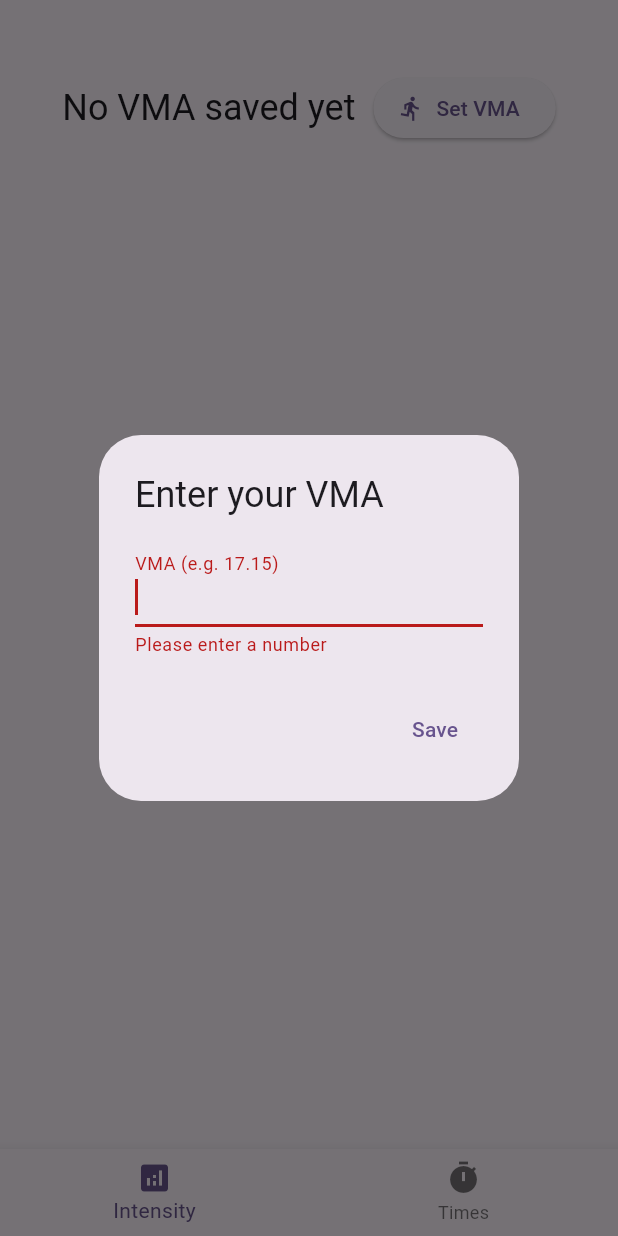
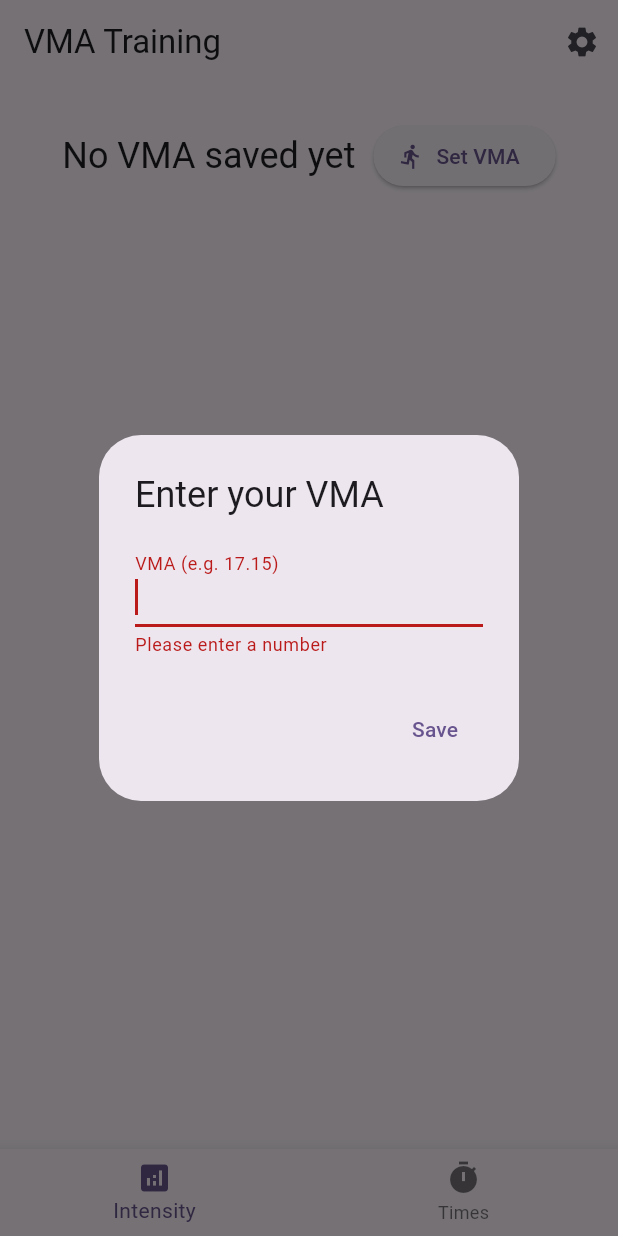
Before and after one commit to lougau92/vma-running, a Flutter app: the screen it shows after launch, after a tap on "Save", on a phone screen of 412 x 824 dp. Run offline on Flutter 3.47's test engine with Material 3 defaults, Android fonts, the phone set to English and light mode, and no system bars; our stand-ins replace shared_preferences.

Commit message:
add settings, translations

```diff
--- /dev/null
+++ b/flutter_application_1/lib/app_localizations.dart
@@ -0,0 +1,108 @@
+import 'package:flutter/material.dart';
+import 'l10n/translations_en.dart';
+import 'l10n/translations_fr.dart';
+import 'l10n/translations_nl.dart';
+
+class AppLocalizations {
+  AppLocalizations(this.locale) {
+    _assertKeys();
+  }
+
+  final Locale locale;
+
+  static const supportedLocales = [Locale('en'), Locale('fr'), Locale('nl')];
+
+  void _assertKeys() {
+    final allKeys = _localizedValues.values.expand((m) => m.keys).toSet();
+    for (final entry in _localizedValues.entries) {
+      final missing = allKeys.difference(entry.value.keys.toSet());
+      assert(
+        missing.isEmpty,
+        'Missing localization keys for "${entry.key}": $missing',
+      );
+    }
+  }
+
+  static const LocalizationsDelegate<AppLocalizations> delegate =
+      _AppLocalizationsDelegate();
+
+  static AppLocalizations of(BuildContext context) =>
+      Localizations.of<AppLocalizations>(context, AppLocalizations)!;
+
+  static final Map<String, Map<String, String>> _localizedValues = {
+    'en': TranslationsEn.values,
+    'fr': TranslationsFr.values,
+    'nl': TranslationsNl.values,
+  };
+
+  String _t(String key) =>
+      _localizedValues[locale.languageCode]?[key] ??
+      _localizedValues['en']![key]!;
+
+  String get appTitle => _t('appTitle');
+  String get noVma => _t('noVma');
+  String get enterVmaPlaceholder => _t('enterVmaPlaceholder');
+  String get setVma => _t('setVma');
+  String get updateVma => _t('updateVma');
+  String get intensity => _t('intensity');
+  String get pacePerKm => _t('pacePerKm');
+  String get speedKmh => _t('speedKmh');
+  String get distance => _t('distance');
+  String get time => _t('time');
+  String get avgPace => _t('avgPace');
+  String get timesTab => _t('timesTab');
+  String get intensityTab => _t('intensityTab');
+  String get settingsTab => _t('settingsTab');
+  String get language => _t('language');
+  String get systemDefault => _t('systemDefault');
+  String get english => _t('english');
+  String get french => _t('french');
+  String get settingsComingSoon => _t('settingsComingSoon');
+  String get adjustIntensity => _t('adjustIntensity');
+  String get minPercent => _t('minPercent');
+  String get maxPercent => _t('maxPercent');
+  String get stepPercent => _t('stepPercent');
+  String get useNumbersOnly => _t('useNumbersOnly');
+  String get valuesGreaterThanZero => _t('valuesGreaterThanZero');
+  String get minLessThanMax => _t('minLessThanMax');
+  String get stepTooLarge => _t('stepTooLarge');
+  String get distanceRange => _t('distanceRange');
+  String get minMeters => _t('minMeters');
+  String get maxMeters => _t('maxMeters');
+  String get enterVmaTitle => _t('enterVmaTitle');
+  String get vmaLabel => _t('vmaLabel');
+  String get enterNumber => _t('enterNumber');
+  String get save => _t('save');
+  String get cancel => _t('cancel');
+  String get setTargetDistance => _t('setTargetDistance');
+  String get distanceMetersLabel => _t('distanceMetersLabel');
+  String get distanceGreaterThanZero => _t('distanceGreaterThanZero');
+  String get halfMarathon => _t('halfMarathon');
+  String get marathon => _t('marathon');
+  String get dutch => _t('dutch');
+
+  String yourVma(double vma) =>
+      _t('yourVma').replaceFirst('{value}', vma.toStringAsFixed(2));
+
+  String timeForDistanceLabel(double distanceMeters) =>
+      '${_t('time')} (${distanceMeters.toStringAsFixed(distanceMeters % 1 == 0 ? 0 : 1)} m)';
+}
+
+class _AppLocalizationsDelegate
+    extends LocalizationsDelegate<AppLocalizations> {
+  const _AppLocalizationsDelegate();
+
+  @override
+  bool isSupported(Locale locale) =>
+      AppLocalizations.supportedLocales
+          .map((l) => l.languageCode)
+          .contains(locale.languageCode);
+
+  @override
+  Future<AppLocalizations> load(Locale locale) async =>
+      AppLocalizations(locale);
+
+  @override
+  bool shouldReload(covariant LocalizationsDelegate<AppLocalizations> old) =>
+      false;
+}
--- /dev/null
+++ b/flutter_application_1/lib/app_settings.dart
@@ -0,0 +1,11 @@
+class AppSettings {
+  const AppSettings({this.localeCode});
+
+  final String? localeCode;
+
+  AppSettings copyWith({String? localeCode}) {
+    return AppSettings(
+      localeCode: localeCode ?? this.localeCode,
+    );
+  }
+}
--- /dev/null
+++ b/flutter_application_1/lib/l10n/translations_en.dart
@@ -0,0 +1,46 @@
+class TranslationsEn {
+  static const Map<String, String> values = {
+    'appTitle': 'VMA Training',
+    'noVma': 'No VMA saved yet',
+    'enterVmaPlaceholder': 'Enter your VMA to see pace targets.',
+    'yourVma': 'Your VMA: {value} km/h',
+    'setVma': 'Set VMA',
+    'updateVma': 'Update VMA',
+    'intensity': 'Intensity',
+    'pacePerKm': 'Pace (min/km)',
+    'speedKmh': 'Speed (km/h)',
+    'distance': 'Distance',
+    'time': 'Time',
+    'avgPace': 'Avg pace',
+    'timesTab': 'Times',
+    'intensityTab': 'Intensity',
+    'settingsTab': 'Settings',
+    'language': 'Language',
+    'systemDefault': 'System default',
+    'english': 'English',
+    'french': 'French',
+    'settingsComingSoon': 'More settings coming soon.',
+    'adjustIntensity': 'Adjust intensity range',
+    'minPercent': 'Min %',
+    'maxPercent': 'Max %',
+    'stepPercent': 'Step %',
+    'useNumbersOnly': 'Use numbers only.',
+    'valuesGreaterThanZero': 'Values must be greater than 0.',
+    'minLessThanMax': 'Min must be less than Max.',
+    'stepTooLarge': 'Step is too large for the range.',
+    'distanceRange': 'Distance range',
+    'minMeters': 'Min (m)',
+    'maxMeters': 'Max (m)',
+    'enterVmaTitle': 'Enter your VMA',
+    'vmaLabel': 'VMA (e.g. 17.15)',
+    'enterNumber': 'Please enter a number',
+    'save': 'Save',
+    'cancel': 'Cancel',
+    'setTargetDistance': 'Set target distance',
+    'distanceMetersLabel': 'Distance (meters)',
+    'distanceGreaterThanZero': 'Enter a distance greater than 0.',
+    'halfMarathon': 'Half marathon',
+    'marathon': 'Marathon',
+    'dutch': 'Dutch',
+  };
+}
--- /dev/null
+++ b/flutter_application_1/lib/l10n/translations_fr.dart
@@ -0,0 +1,46 @@
+class TranslationsFr {
+  static const Map<String, String> values = {
+    'appTitle': 'Entraînement VMA',
+    'noVma': 'Aucune VMA enregistrée',
+    'enterVmaPlaceholder': 'Saisissez votre VMA pour voir les allures.',
+    'yourVma': 'Votre VMA : {value} km/h',
+    'setVma': 'Définir la VMA',
+    'updateVma': 'Mettre à jour la VMA',
+    'intensity': 'Intensité',
+    'pacePerKm': 'Allure (min/km)',
+    'speedKmh': 'Vitesse (km/h)',
+    'distance': 'Distance',
+    'time': 'Temps',
+    'avgPace': 'Allure moy.',
+    'timesTab': 'Chronos',
+    'intensityTab': 'Intensité',
+    'settingsTab': 'Réglages',
+    'language': 'Langue',
+    'systemDefault': 'Langue du système',
+    'english': 'Anglais',
+    'french': 'Français',
+    'settingsComingSoon': 'D’autres paramètres arrivent bientôt.',
+    'adjustIntensity': 'Ajuster les pourcentages',
+    'minPercent': 'Min %',
+    'maxPercent': 'Max %',
+    'stepPercent': 'Pas %',
+    'useNumbersOnly': 'Utilisez uniquement des nombres.',
+    'valuesGreaterThanZero': 'Les valeurs doivent être > 0.',
+    'minLessThanMax': 'Le min doit être inférieur au max.',
+    'stepTooLarge': 'Le pas est trop grand pour cet intervalle.',
+    'distanceRange': 'Plage de distances',
+    'minMeters': 'Min (m)',
+    'maxMeters': 'Max (m)',
+    'enterVmaTitle': 'Entrez votre VMA',
+    'vmaLabel': 'VMA (ex. 17.15)',
+    'enterNumber': 'Veuillez saisir un nombre',
+    'save': 'Enregistrer',
+    'cancel': 'Annuler',
+    'setTargetDistance': 'Définir la distance cible',
+    'distanceMetersLabel': 'Distance (mètres)',
+    'distanceGreaterThanZero': 'Entrez une distance supérieure à 0.',
+    'halfMarathon': 'Semi-marathon',
+    'marathon': 'Marathon',
+    'dutch': 'Néerlandais',
+  };
+}
--- /dev/null
+++ b/flutter_application_1/lib/l10n/translations_nl.dart
@@ -0,0 +1,46 @@
+class TranslationsNl {
+  static const Map<String, String> values = {
+    'appTitle': 'VMA Training',
+    'noVma': 'Geen VMA opgeslagen',
+    'enterVmaPlaceholder': 'Voer je VMA in om tempos te zien.',
+    'yourVma': 'Je VMA: {value} km/u',
+    'setVma': 'VMA instellen',
+    'updateVma': 'VMA bijwerken',
+    'intensity': 'Intensiteit',
+    'pacePerKm': 'Tempo (min/km)',
+    'speedKmh': 'Snelheid (km/u)',
+    'distance': 'Afstand',
+    'time': 'Tijd',
+    'avgPace': 'Gem. tempo',
+    'timesTab': 'Tijden',
+    'intensityTab': 'Intensiteit',
+    'settingsTab': 'Instellingen',
+    'language': 'Taal',
+    'systemDefault': 'Systeemtaal',
+    'english': 'Engels',
+    'french': 'Frans',
+    'settingsComingSoon': 'Meer instellingen komen eraan.',
+    'adjustIntensity': 'Intensiteit aanpassen',
+    'minPercent': 'Min %',
+    'maxPercent': 'Max %',
+    'stepPercent': 'Stap %',
+    'useNumbersOnly': 'Gebruik alleen cijfers.',
+    'valuesGreaterThanZero': 'Waarden moeten groter zijn dan 0.',
+    'minLessThanMax': 'Min moet kleiner zijn dan Max.',
+    'stepTooLarge': 'Stap is te groot voor het bereik.',
+    'distanceRange': 'Afstand bereik',
+    'minMeters': 'Min (m)',
+    'maxMeters': 'Max (m)',
+    'enterVmaTitle': 'Voer je VMA in',
+    'vmaLabel': 'VMA (bijv. 17.15)',
+    'enterNumber': 'Voer een nummer in',
+    'save': 'Opslaan',
+    'cancel': 'Annuleren',
+    'setTargetDistance': 'Stel doelafstand in',
+    'distanceMetersLabel': 'Afstand (meters)',
+    'distanceGreaterThanZero': 'Voer een afstand groter dan 0 in.',
+    'halfMarathon': 'Halve marathon',
+    'marathon': 'Marathon',
+    'dutch': 'Nederlands',
+  };
+}
--- /dev/null
+++ b/flutter_application_1/lib/settings_storage.dart
@@ -0,0 +1,21 @@
+import 'package:shared_preferences/shared_preferences.dart';
+import 'app_settings.dart';
+
+class SettingsStorage {
+  static const _localeKey = 'settings_locale';
+
+  Future<AppSettings> load() async {
+    final prefs = await SharedPreferences.getInstance();
+    final locale = prefs.getString(_localeKey);
+    return AppSettings(localeCode: locale);
+  }
+
+  Future<void> save(AppSettings settings) async {
+    final prefs = await SharedPreferences.getInstance();
+    if (settings.localeCode == null) {
+      await prefs.remove(_localeKey);
+    } else {
+      await prefs.setString(_localeKey, settings.localeCode!);
+    }
+  }
+}
--- a/flutter_application_1/lib/vma_app.dart
+++ b/flutter_application_1/lib/vma_app.dart
@@ -1,17 +1,64 @@
 import 'package:flutter/material.dart';
+import 'package:flutter_localizations/flutter_localizations.dart';
+import 'app_localizations.dart';
+import 'app_settings.dart';
+import 'settings_storage.dart';
 import 'vma_home.dart';
 
-class VmaApp extends StatelessWidget {
+class VmaApp extends StatefulWidget {
   const VmaApp({super.key});
 
   @override
+  State<VmaApp> createState() => _VmaAppState();
+}
+
+class _VmaAppState extends State<VmaApp> {
+  final SettingsStorage _storage = SettingsStorage();
+  AppSettings _settings = const AppSettings();
+  bool _loading = true;
+
+  @override
+  void initState() {
+    super.initState();
+    _loadSettings();
+  }
+
+  Future<void> _loadSettings() async {
+    final loaded = await _storage.load();
+    setState(() {
+      _settings = loaded;
+      _loading = false;
+    });
+  }
+
+  Future<void> _updateSettings(AppSettings next) async {
+    setState(() => _settings = next);
+    await _storage.save(next);
+  }
+
+  @override
   Widget build(BuildContext context) {
+    if (_loading) {
+      return const MaterialApp(home: SizedBox.shrink());
+    }
+
     return MaterialApp(
-      title: 'VMA Training',
+      onGenerateTitle: (context) => AppLocalizations.of(context).appTitle,
       theme: ThemeData(
         colorScheme: ColorScheme.fromSeed(seedColor: Colors.deepPurple),
       ),
-      home: const VmaHomePage(),
+      locale: _settings.localeCode != null ? Locale(_settings.localeCode!) : null,
+      localizationsDelegates: const [
+        AppLocalizations.delegate,
+        GlobalMaterialLocalizations.delegate,
+        GlobalWidgetsLocalizations.delegate,
+        GlobalCupertinoLocalizations.delegate,
+      ],
+      supportedLocales: AppLocalizations.supportedLocales,
+      home: VmaHomePage(
+        settings: _settings,
+        onSettingsChanged: _updateSettings,
+      ),
     );
   }
 }
--- a/flutter_application_1/lib/vma_home.dart
+++ b/flutter_application_1/lib/vma_home.dart
@@ -1,17 +1,25 @@
-import 'dart:ffi';
-
 import 'package:flutter/material.dart';
+import 'app_localizations.dart';
+import 'app_settings.dart';
+import 'distance_input.dart';
 import 'vma_distance_dialog.dart';
 import 'vma_pace.dart';
 import 'vma_settings_dialog.dart';
 import 'vma_storage.dart';
+import 'vma_settings_page.dart';
 import 'vma_table.dart';
 import 'vma_times_settings_dialog.dart';
 import 'vma_times_table.dart';
-import 'distance_extensions.dart';
 
 class VmaHomePage extends StatefulWidget {
-  const VmaHomePage({super.key});
+  const VmaHomePage({
+    super.key,
+    required this.settings,
+    required this.onSettingsChanged,
+  });
+
+  final AppSettings settings;
+  final ValueChanged<AppSettings> onSettingsChanged;
 
   @override
   State<VmaHomePage> createState() => _VmaHomePageState();
@@ -28,7 +36,7 @@ class _VmaHomePageState extends State<VmaHomePage> {
   double _step = 5;
   double _distanceMeters = 400;
   double _timesMinDistance = 100;
-  double _timesMaxDistance = marathon.toDouble();
+  double _timesMaxDistance = kMarathonMeters;
 
   @override
   void initState() {
@@ -63,10 +71,11 @@ class _VmaHomePageState extends State<VmaHomePage> {
 
   @override
   Widget build(BuildContext context) {
+    final strings = AppLocalizations.of(context);
     final body = _loading
         ? const Center(child: CircularProgressIndicator())
         : Padding(
-            padding: const EdgeInsets.fromLTRB(24, 48, 24, 24),
+            padding: const EdgeInsets.all(24),
             child: Column(
               crossAxisAlignment: CrossAxisAlignment.stretch,
               children: [
@@ -77,8 +86,8 @@ class _VmaHomePageState extends State<VmaHomePage> {
                     Flexible(
                       child: Text(
                         _vma == null
-                            ? 'No VMA saved yet'
-                            : 'Your VMA: ${_vma!.toStringAsFixed(2)} km/h',
+                            ? strings.noVma
+                            : strings.yourVma(_vma!),
                         style: Theme.of(context).textTheme.headlineSmall,
                         textAlign: TextAlign.center,
                       ),
@@ -87,15 +96,16 @@ class _VmaHomePageState extends State<VmaHomePage> {
                     ElevatedButton.icon(
                       onPressed: _promptForVma,
                       icon: const Icon(Icons.directions_run),
-                      label: Text(_vma == null ? 'Set VMA' : 'Update VMA'),
+                      label:
+                          Text(_vma == null ? strings.setVma : strings.updateVma),
                     ),
                   ],
                 ),
                 const SizedBox(height: 32),
                 Expanded(
                   child: _vma == null
-                      ? const Center(
-                          child: Text('Enter your VMA to see pace targets.'),
+                      ? Center(
+                          child: Text(strings.enterVmaPlaceholder),
                         )
                       : _tabIndex == 0
                           ? VmaPaceTable(
@@ -122,16 +132,38 @@ class _VmaHomePageState extends State<VmaHomePage> {
           );
 
     return Scaffold(
+      appBar: AppBar(
+        title: Text(strings.appTitle),
+        actions: [
+          IconButton(
+            icon: const Icon(Icons.settings),
+            tooltip: strings.settingsTab,
+            onPressed: () {
+              Navigator.of(context).push(
+                MaterialPageRoute(
+                  builder: (_) => VmaSettingsPage(
+                    settings: widget.settings,
+                    onSettingsChanged: widget.onSettingsChanged,
+                  ),
+                ),
+              );
+            },
+          ),
+        ],
+      ),
       body: body,
       bottomNavigationBar: BottomNavigationBar(
         currentIndex: _tabIndex,
         onTap: (idx) => setState(() => _tabIndex = idx),
-        items: const [
+        items: [
           BottomNavigationBarItem(
-            icon: Icon(Icons.analytics),
-            label: 'Intensity',
+            icon: const Icon(Icons.analytics),
+            label: strings.intensityTab,
           ),
-          BottomNavigationBarItem(icon: Icon(Icons.timer), label: 'Times'),
+          BottomNavigationBarItem(
+            icon: const Icon(Icons.timer),
+            label: strings.timesTab,
+          ),
         ],
       ),
     );
--- a/flutter_application_1/lib/vma_storage.dart
+++ b/flutter_application_1/lib/vma_storage.dart
@@ -1,5 +1,6 @@
 import 'package:flutter/material.dart';
 import 'package:shared_preferences/shared_preferences.dart';
+import 'app_localizations.dart';
 
 /// Handles loading, saving, and prompting for the user's VMA value.
 class VmaStorage {
@@ -20,6 +21,7 @@ class VmaStorage {
     double? initialValue,
     SharedPreferences? prefs,
   }) async {
+    final strings = AppLocalizations.of(context);
     final controller = TextEditingController(
       text: initialValue != null ? initialValue.toStringAsFixed(2) : '',
     );
@@ -30,14 +32,14 @@ class VmaStorage {
       barrierDismissible: false,
       builder: (dialogContext) => StatefulBuilder(
         builder: (context, setStateDialog) => AlertDialog(
-          title: const Text('Enter your VMA'),
+          title: Text(strings.enterVmaTitle),
           content: TextField(
             controller: controller,
             autofocus: true,
             keyboardType:
                 const TextInputType.numberWithOptions(decimal: true),
             decoration: InputDecoration(
-              labelText: 'VMA (e.g. 17.15)',
+              labelText: strings.vmaLabel,
               errorText: validationError,
             ),
             onChanged: (_) {
@@ -54,13 +56,13 @@ class VmaStorage {
                 );
                 if (parsed == null) {
                   setStateDialog(
-                    () => validationError = 'Please enter a number',
+                    () => validationError = strings.enterNumber,
                   );
                   return;
                 }
                 Navigator.of(dialogContext).pop(parsed);
               },
-              child: const Text('Save'),
+              child: Text(strings.save),
             ),
           ],
         ),
--- a/flutter_application_1/pubspec.yaml
+++ b/flutter_application_1/pubspec.yaml
@@ -29,6 +29,9 @@ environment:
 # versions available, run `flutter pub outdated`.
 dependencies:
   flutter:
+    sdk: flutter
+
+  flutter_localizations:
     sdk: flutter
 
   shared_preferences: ^2.3.2
```
Also changed, not shown: flutter_application_1/lib/distance_extensions.dart (+2 -27 lines), flutter_application_1/lib/distance_input.dart (+27 -0 lines), flutter_application_1/lib/vma_distance_dialog.dart (+10 -8 lines), flutter_application_1/lib/vma_settings_dialog.dart (+12 -10 lines), flutter_application_1/lib/vma_settings_page.dart (added, +29 -0 lines), flutter_application_1/lib/vma_settings_view.dart (added, +58 -0 lines), flutter_application_1/lib/vma_table.dart (+8 -7 lines), flutter_application_1/lib/vma_times_settings_dialog.dart (+14 -12 lines), flutter_application_1/lib/vma_times_table.dart (+21 -9 lines), flutter_application_1/pubspec.lock. Lines whose indentation alone changed are shown as unchanged.
